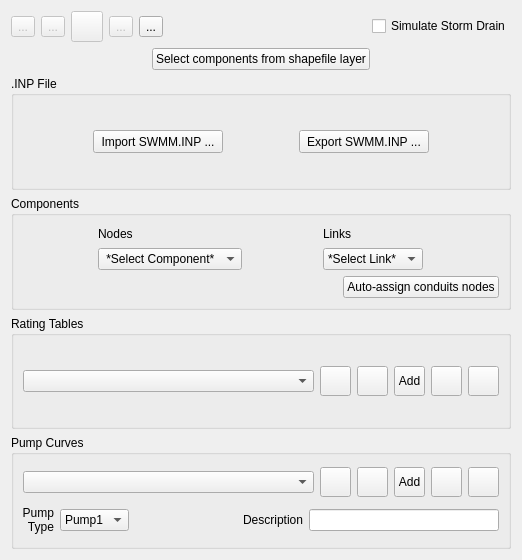
Before: the Qt Designer form flo2d/ui/storm_drain_editor.ui in FLO-2DSoftware/qgis-flo-2d-plugin, drawn with Qt 5.
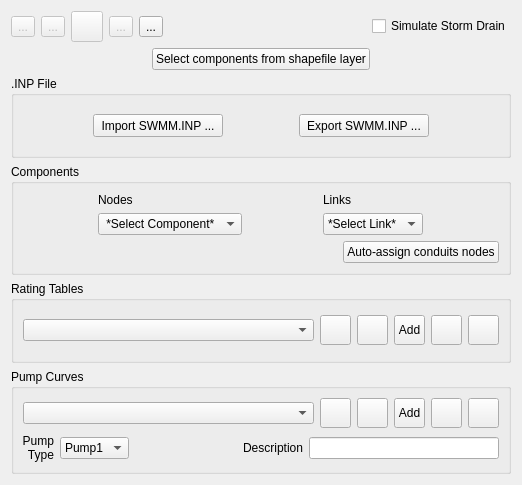
After: the same form once the commit is applied. Icons and pictures are not drawn.

Patch:
```diff
--- a/flo2d/ui/storm_drain_editor.ui
+++ b/flo2d/ui/storm_drain_editor.ui
@@ -7,7 +7,7 @@
     <x>0</x>
     <y>0</y>
     <width>522</width>
-    <height>560</height>
+    <height>485</height>
    </rect>
   </property>
   <property name="minimumSize">
```
